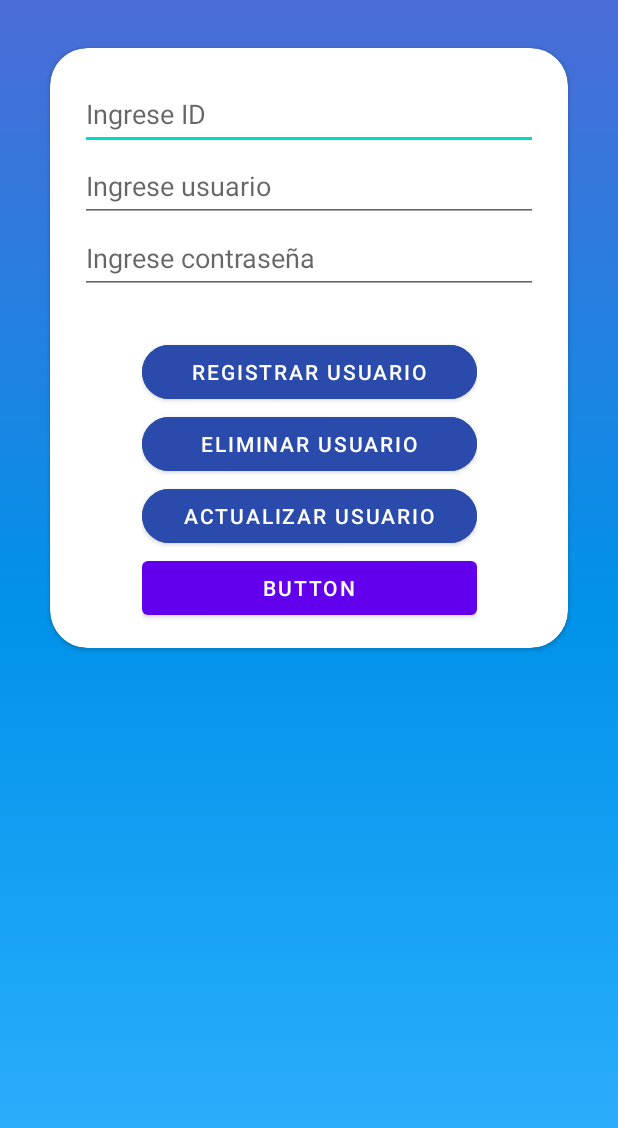
After one commit to dorellanag92/Proyectobase_DiegoOrellana-BastianBalboa, an Android app: the Registro_act screen opened directly, with no data from a screen before it, on a phone screen of 412 x 824 dp. The commit adds this screen. Shown: the top 1128 px of the screen. Run offline under Robolectric (Android 15) with nearby library versions, the phone set to English and light mode, and no system bars.

Commit message:
- Se agrego la clase y el activity Registro, que sirve para registrar, actualizar y eliminar usuarios nuevos - Se actualizo el main activity para validar con sqlite y se agrego el boton para registrar nuevos usuarios - Se arreglo el metodo para mostrar clases, habia un ":" infiltrado.

```diff
--- a/app/build.gradle
+++ b/app/build.gradle
@@ -9,8 +9,8 @@ android {
         applicationId "com.basgo.biofit_diegoorellanabastianbalboa"
         minSdk 21
         targetSdk 31
-        versionCode 1
-        versionName "1.0"
+        versionCode 2
+        versionName "1.1"
 
         testInstrumentationRunner "androidx.test.runner.AndroidJUnitRunner"
     }
--- a/app/src/main/AndroidManifest.xml
+++ b/app/src/main/AndroidManifest.xml
@@ -15,6 +15,9 @@
         android:roundIcon="@mipmap/ic_launcher_round"
         android:supportsRtl="true"
         android:theme="@style/Theme.Proyectobase_DiegoOrellana">
+        <activity
+            android:name=".Registro_act"
+            android:exported="false" />
         <activity
             android:name=".Clases_act"
             android:exported="false" />
--- a/app/src/main/java/com/example/proyectobase_diegoorellana/Clases_act.java
+++ b/app/src/main/java/com/example/proyectobase_diegoorellana/Clases_act.java
@@ -98,7 +98,7 @@ public class Clases_act extends AppCompatActivity {
             ContentValues cont = new ContentValues();
             cont.put("clases",cls);
             cont.put("intensidad",its);
-            db.update("Clases",cont,"codigo=:"+cdg,null);
+            db.update("Clases",cont,"codigo="+cdg,null);
             db.close();
             Clear();
             Toast.makeText(this, "Has actualizado la clase", Toast.LENGTH_SHORT).show();
--- a/app/src/main/java/com/example/proyectobase_diegoorellana/database/AdminSQLiteOpenHelper.java
+++ b/app/src/main/java/com/example/proyectobase_diegoorellana/database/AdminSQLiteOpenHelper.java
@@ -17,6 +17,7 @@ public class AdminSQLiteOpenHelper extends SQLiteOpenHelper {
     public void onCreate(SQLiteDatabase db) {
         //se crea la tabla
         db.execSQL("CREATE TABLE Clases (codigo int primary key, clases text, intensidad text)");
+        db.execSQL("CREATE TABLE Usuarios (id int primary key, usuario text, contrasena text)");
     }
 
     @Override
--- /dev/null
+++ b/app/src/main/res/layout/activity_registro.xml
@@ -0,0 +1,112 @@
+<?xml version="1.0" encoding="utf-8"?>
+<androidx.constraintlayout.widget.ConstraintLayout xmlns:android="http://schemas.android.com/apk/res/android"
+    xmlns:app="http://schemas.android.com/apk/res-auto"
+    xmlns:tools="http://schemas.android.com/tools"
+    android:layout_width="match_parent"
+    android:layout_height="match_parent"
+    android:background="@drawable/gradient_background"
+    tools:context=".Registro_act">
+
+    <androidx.cardview.widget.CardView
+        android:id="@+id/cardView"
+        android:layout_width="345dp"
+        android:layout_height="400dp"
+        android:layout_marginTop="32dp"
+        app:cardCornerRadius="25dp"
+        app:layout_constraintEnd_toEndOf="parent"
+        app:layout_constraintStart_toStartOf="parent"
+        app:layout_constraintTop_toTopOf="parent">
+
+        <androidx.constraintlayout.widget.ConstraintLayout
+            android:layout_width="match_parent"
+            android:layout_height="match_parent">
+
+            <LinearLayout
+                android:id="@+id/linearLayout"
+                android:layout_width="305dp"
+                android:layout_height="148dp"
+                android:layout_marginTop="20dp"
+                android:orientation="vertical"
+                app:layout_constraintEnd_toEndOf="parent"
+                app:layout_constraintStart_toStartOf="parent"
+                app:layout_constraintTop_toTopOf="parent">
+
+                <EditText
+                    android:id="@+id/regid"
+                    android:layout_width="match_parent"
+                    android:layout_height="wrap_content"
+                    android:ems="10"
+                    android:hint="Ingrese ID"
+                    android:inputType="textPersonName"
+                    android:minHeight="48dp" />
+
+                <EditText
+                    android:id="@+id/reguser"
+                    android:layout_width="match_parent"
+                    android:layout_height="wrap_content"
+                    android:ems="10"
+                    android:hint="Ingrese usuario"
+                    android:inputType="textPersonName"
+                    android:minHeight="48dp" />
+
+                <EditText
+                    android:id="@+id/regpass"
+                    android:layout_width="match_parent"
+                    android:layout_height="wrap_content"
+                    android:ems="10"
+                    android:hint="Ingrese contraseña"
+                    android:inputType="textPassword"
+                    android:minHeight="48dp" />
+
+            </LinearLayout>
+
+            <LinearLayout
+                android:id="@+id/linearLayout2"
+                android:layout_width="223dp"
+                android:layout_height="192dp"
+                android:layout_marginTop="24dp"
+                android:orientation="vertical"
+                app:layout_constraintEnd_toEndOf="parent"
+                app:layout_constraintStart_toStartOf="parent"
+                app:layout_constraintTop_toBottomOf="@+id/linearLayout">
+
+                <Button
+                    android:id="@+id/btn"
+                    android:layout_width="match_parent"
+                    android:layout_height="wrap_content"
+                    android:backgroundTint="#2A4BAC"
+                    android:onClick="registrarUsuario"
+                    android:text="Registrar usuario"
+                    app:cornerRadius="25dp" />
+
+                <Button
+                    android:id="@+id/button11"
+                    android:layout_width="match_parent"
+                    android:layout_height="wrap_content"
+                    android:backgroundTint="#2A4BAC"
+                    android:onClick="eliminarUsuario"
+                    android:text="Eliminar usuario"
+                    app:cornerRadius="25dp" />
+
+                <Button
+                    android:id="@+id/button3"
+                    android:layout_width="match_parent"
+                    android:layout_height="wrap_content"
+                    android:backgroundTint="#2A4BAC"
+                    android:minHeight="48dp"
+                    android:onClick="actualizarUsuario"
+                    android:text="Actualizar Usuario"
+                    app:cornerRadius="25dp" />
+
+                <Button
+                    android:id="@+id/button12"
+                    android:layout_width="match_parent"
+                    android:layout_height="wrap_content"
+                    android:onClick="mostrarClase"
+                    android:text="Button" />
+            </LinearLayout>
+
+        </androidx.constraintlayout.widget.ConstraintLayout>
+    </androidx.cardview.widget.CardView>
+
+</androidx.constraintlayout.widget.ConstraintLayout>
```
Also changed, not shown: app/src/main/java/com/example/proyectobase_diegoorellana/MainActivity.java (+48 -14 lines), app/src/main/java/com/example/proyectobase_diegoorellana/Registro_act.java (added, +115 -0 lines), app/src/main/res/layout/activity_main.xml (+16 -7 lines).
